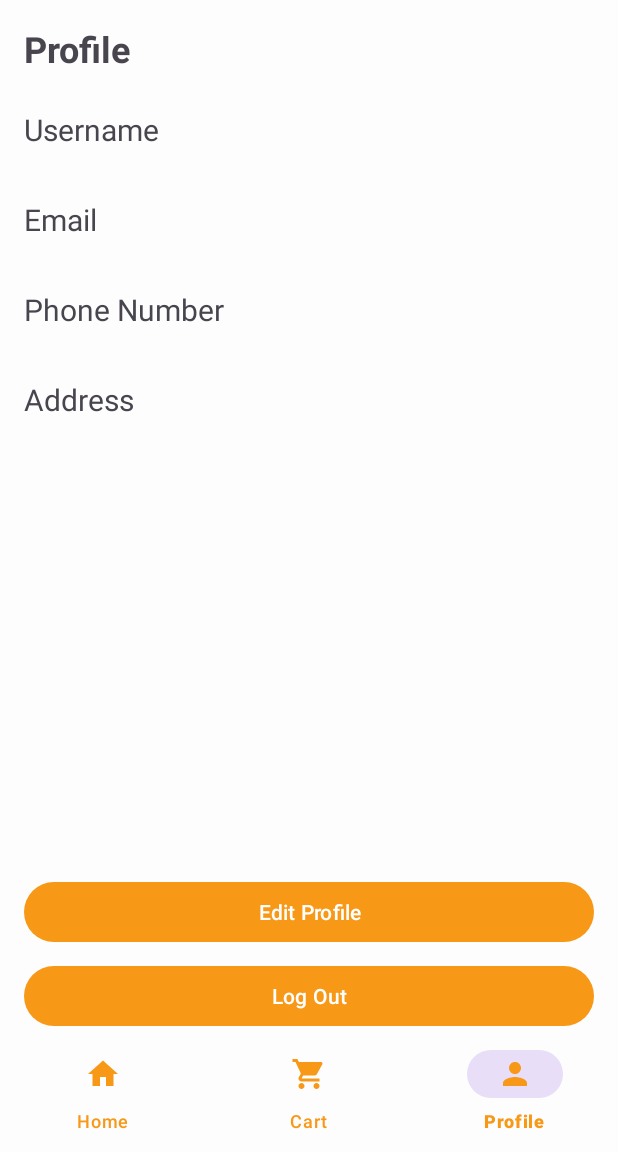
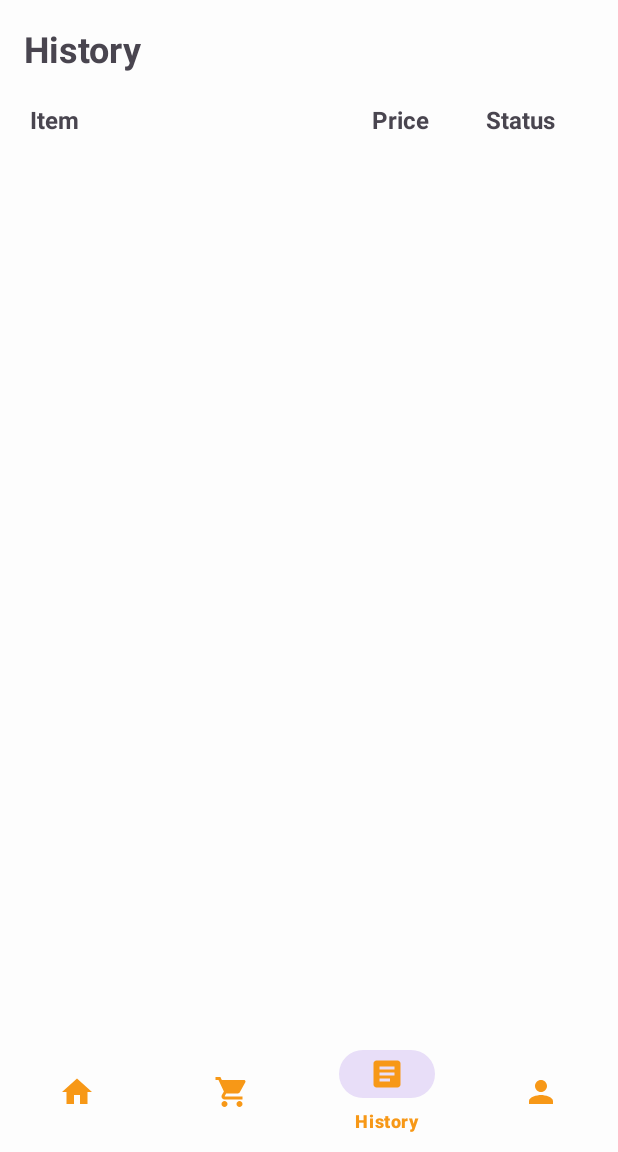
Before and after one commit to rasyadmr/carthub, an Android app: the HomeActivity screen opened directly, with no data from a screen before it, item 3 of the bottom bar chosen, on a phone screen of 412 x 824 dp, the part 84-1236 px from its top. Run offline under Robolectric (Android 15) with nearby library versions, the phone set to English and light mode, and no system bars; 5 statements that could not run were skipped.

Commit message:
Add: History

```diff
--- a/app/src/main/java/com/dirajarasyad/carthub/HomeActivity.java
+++ b/app/src/main/java/com/dirajarasyad/carthub/HomeActivity.java
@@ -14,6 +14,7 @@ import androidx.fragment.app.Fragment;
 
 import com.dirajarasyad.carthub.auth.SessionManager;
 import com.dirajarasyad.carthub.fragment.CartFragment;
+import com.dirajarasyad.carthub.fragment.HistoryFragment;
 import com.dirajarasyad.carthub.fragment.HomeFragment;
 import com.dirajarasyad.carthub.fragment.ProfileFragment;
 import com.google.android.material.bottomnavigation.BottomNavigationView;
@@ -46,6 +47,8 @@ public class HomeActivity extends AppCompatActivity {
                 selectedFragment = new HomeFragment();
             } else if (itemId == R.id.navCart) {
                 selectedFragment = new CartFragment();
+            } else if (itemId == R.id.navHistory) {
+                selectedFragment = new HistoryFragment();
             } else if (itemId == R.id.navProfile) {
                 selectedFragment = new ProfileFragment();
             } else {
--- /dev/null
+++ b/app/src/main/java/com/dirajarasyad/carthub/fragment/HistoryFragment.java
@@ -0,0 +1,49 @@
+package com.dirajarasyad.carthub.fragment;
+
+import android.os.Bundle;
+
+import androidx.fragment.app.Fragment;
+import androidx.recyclerview.widget.LinearLayoutManager;
+import androidx.recyclerview.widget.RecyclerView;
+
+import android.view.LayoutInflater;
+import android.view.View;
+import android.view.ViewGroup;
+import android.widget.TextView;
+
+import com.dirajarasyad.carthub.R;
+import com.dirajarasyad.carthub.adapter.HistoryAdapter;
+import com.dirajarasyad.carthub.auth.SessionManager;
+import com.dirajarasyad.carthub.database.manager.DBTransactionManager;
+
+public class HistoryFragment extends Fragment {
+    private TextView historyTitleTV, historyItemTV, historyPriceTV, historyStatusTV;
+    private RecyclerView historyDataRV;
+
+    @Override
+    public View onCreateView(LayoutInflater inflater, ViewGroup container,
+                             Bundle savedInstanceState) {
+        View view = inflater.inflate(R.layout.fragment_history, container, false);
+
+        this.initial(view);
+
+        return view;
+    }
+
+    private void initial(View view) {
+        historyTitleTV = view.findViewById(R.id.historyTitleTV);
+        historyItemTV = view.findViewById(R.id.historyItemTV);
+        historyPriceTV = view.findViewById(R.id.historyPriceTV);
+        historyStatusTV = view.findViewById(R.id.historyStatusTV);
+        historyDataRV = view.findViewById(R.id.historyDataRV);
+
+        SessionManager sessionManager = new SessionManager(requireContext());
+        DBTransactionManager transactionManager = new DBTransactionManager(requireContext());
+        transactionManager.open();
+        HistoryAdapter adapter = new HistoryAdapter(transactionManager.getUserTransactionList(sessionManager.getUser().getId()));
+        transactionManager.close();
+
+        historyDataRV.setLayoutManager(new LinearLayoutManager(requireContext()));
+        historyDataRV.setAdapter(adapter);
+    }
+}
--- /dev/null
+++ b/app/src/main/res/drawable/baseline_article_24.xml
@@ -0,0 +1,5 @@
+<vector xmlns:android="http://schemas.android.com/apk/res/android" android:autoMirrored="true" android:height="24dp" android:tint="#F79817" android:viewportHeight="24" android:viewportWidth="24" android:width="24dp">
+
+    <path android:fillColor="@android:color/white" android:pathData="M19,3L5,3c-1.1,0 -2,0.9 -2,2v14c0,1.1 0.9,2 2,2h14c1.1,0 2,-0.9 2,-2L21,5c0,-1.1 -0.9,-2 -2,-2zM14,17L7,17v-2h7v2zM17,13L7,13v-2h10v2zM17,9L7,9L7,7h10v2z"/>
+
+</vector>
--- /dev/null
+++ b/app/src/main/res/layout/fragment_history.xml
@@ -0,0 +1,61 @@
+<?xml version="1.0" encoding="utf-8"?>
+<LinearLayout xmlns:android="http://schemas.android.com/apk/res/android"
+    xmlns:tools="http://schemas.android.com/tools"
+    android:layout_width="match_parent"
+    android:layout_height="match_parent"
+    android:orientation="vertical"
+    tools:context=".fragment.HistoryFragment">
+
+    <TextView
+        android:id="@+id/historyTitleTV"
+        android:layout_width="match_parent"
+        android:layout_height="wrap_content"
+        android:layout_marginBottom="16dp"
+        android:text="@string/menu_history"
+        android:textSize="24sp"
+        android:textStyle="bold" />
+
+    <LinearLayout
+        android:layout_width="match_parent"
+        android:layout_height="wrap_content"
+        android:orientation="horizontal">
+
+        <TextView
+            android:id="@+id/historyItemTV"
+            android:layout_width="match_parent"
+            android:layout_height="wrap_content"
+            android:layout_weight="1"
+            android:padding="4dp"
+            android:text="@string/history_item_header"
+            android:textSize="16sp"
+            android:textStyle="bold" />
+
+        <TextView
+            android:id="@+id/historyPriceTV"
+            android:layout_width="match_parent"
+            android:layout_height="wrap_content"
+            android:layout_weight="2"
+            android:paddingHorizontal="4dp"
+            android:paddingVertical="4dp"
+            android:text="@string/history_price_header"
+            android:textSize="16sp"
+            android:textStyle="bold" />
+
+        <TextView
+            android:id="@+id/historyStatusTV"
+            android:layout_width="match_parent"
+            android:layout_height="wrap_content"
+            android:layout_weight="2"
+            android:paddingHorizontal="4dp"
+            android:paddingVertical="4dp"
+            android:text="@string/history_status_header"
+            android:textSize="16sp"
+            android:textStyle="bold" />
+    </LinearLayout>
+
+    <androidx.recyclerview.widget.RecyclerView
+        android:id="@+id/historyDataRV"
+        android:layout_width="match_parent"
+        android:layout_height="match_parent" />
+
+</LinearLayout>
--- a/app/src/main/res/menu/navbar_menu.xml
+++ b/app/src/main/res/menu/navbar_menu.xml
@@ -11,6 +11,11 @@
         android:title="@string/menu_cart" />
 
     <item
+        android:id="@+id/navHistory"
+        android:icon="@drawable/baseline_article_24"
+        android:title="@string/menu_history" />
+
+    <item
         android:id="@+id/navProfile"
         android:icon="@drawable/baseline_person_24"
         android:title="@string/menu_profile" />
--- a/app/src/main/res/values/strings.xml
+++ b/app/src/main/res/values/strings.xml
@@ -35,13 +35,23 @@
     <string name="menu_home">Home</string>
     <string name="menu_cart">Cart</string>
     <string name="menu_profile">Profile</string>
+    <string name="menu_history">History</string>
+
+    <!--  Home Fragment  -->
 
     <!--  Cart Fragment  -->
     <string name="cart_checkout">Check Out</string>
 
-    <!--    Profile Activity-->
+    <!--  Profile Fragment  -->
     <string name="profile_edit">Edit Profile</string>
     <string name="profile_logout">Log Out</string>
+
+    <!--  History Fragment  -->
+    <string name="history_item">Item</string>
+    <string name="history_status">Status</string>
+    <string name="history_item_header">Item</string>
+    <string name="history_price_header">Price</string>
+    <string name="history_status_header">Status</string>
 
     <!--    Item Activity-->
 
@@ -49,8 +59,6 @@
     <!--    Checkout Activity-->
 
 
-
-
     <!--    History Activity-->
 
 </resources>
```
Also changed, not shown: app/src/main/java/com/dirajarasyad/carthub/adapter/HistoryAdapter.java (added, +53 -0 lines), app/src/main/java/com/dirajarasyad/carthub/database/manager/DBTransactionManager.java (+4 -3 lines), app/src/main/java/com/dirajarasyad/carthub/holder/HistoryHolder.java (added, +23 -0 lines), app/src/main/res/layout/holder_history.xml (added, +35 -0 lines).
